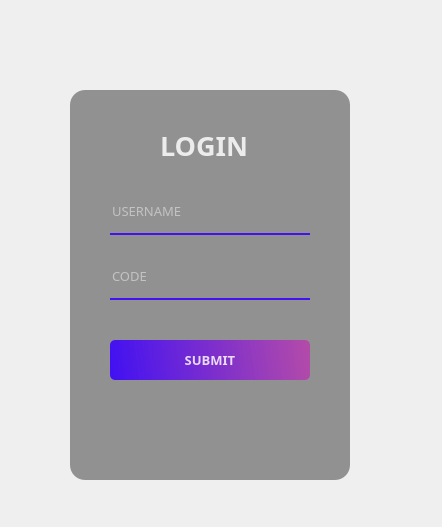
Old version of the form loginUI.ui in the repository aparna-pillai/Capturing-Coral-Tentacles-Project.
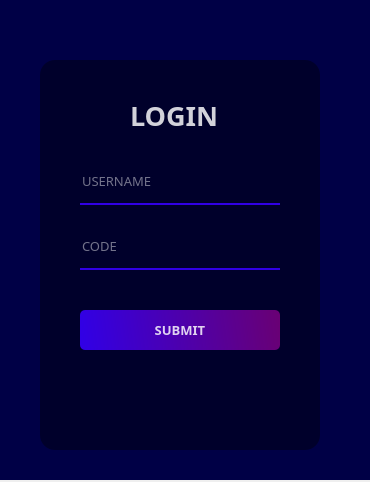
New version of the form. Icons and pictures are not drawn.

Commit message: added frame back, new login error handling

Patch:
```diff
--- a/loginUI.ui
+++ b/loginUI.ui
@@ -6,8 +6,8 @@
    <rect>
     <x>0</x>
     <y>0</y>
-    <width>442</width>
-    <height>527</height>
+    <width>370</width>
+    <height>482</height>
    </rect>
   </property>
   <property name="windowTitle">
@@ -16,12 +16,16 @@
   <widget class="QWidget" name="widget" native="true">
    <property name="geometry">
     <rect>
-     <x>30</x>
-     <y>30</y>
+     <x>0</x>
+     <y>0</y>
      <width>370</width>
      <height>480</height>
     </rect>
    </property>
+   <property name="styleSheet">
+    <string notr="true">background-color: rgb(0, 0, 0);
+background-color: rgb(0, 0, 70);</string>
+   </property>
    <widget class="QLabel" name="label_2">
     <property name="geometry">
      <rect>
@@ -76,7 +80,9 @@
      </font>
     </property>
     <property name="styleSheet">
-     <string notr="true">color:rgba(255, 255, 255, 210);</string>
+     <string notr="true">color:rgba(255, 255, 255, 210);
+background-color:rgba(0, 0, 0, 0);
+border:none;</string>
     </property>
     <property name="text">
      <string>LOGIN</string>
```
Left out of the diff: 2 changed lines with no effect on the pictures. The commit also changes 3 other files.
